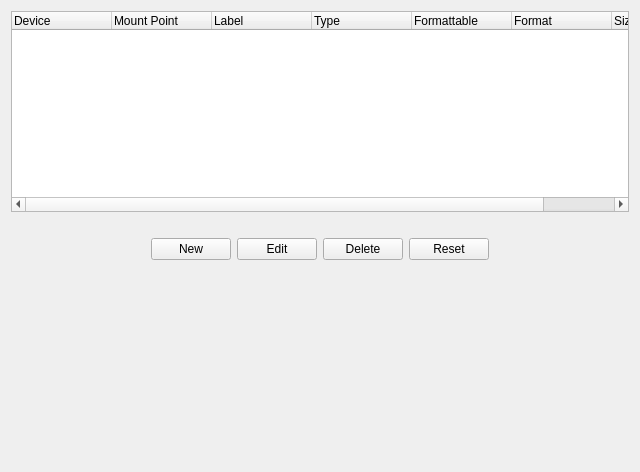
Qt form branches/yali/yali-proximate/yali/gui/Ui/manualpartwidget.ui (pars-linux/uludag) before a commit.
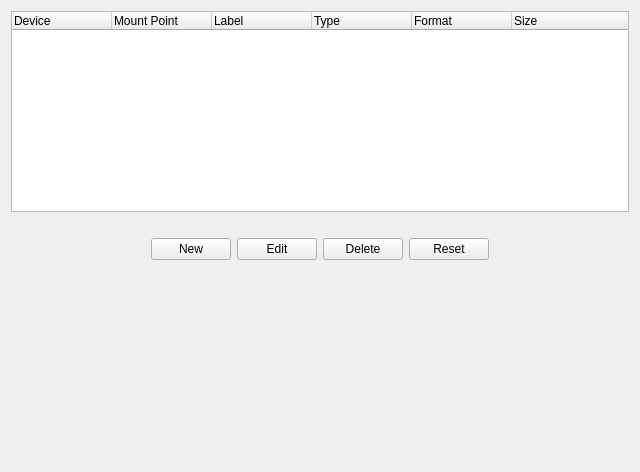
The same form after that commit.

The edit to the form file:
```diff
--- a/branches/yali/yali-proximate/yali/gui/Ui/manualpartwidget.ui
+++ b/branches/yali/yali-proximate/yali/gui/Ui/manualpartwidget.ui
@@ -38,11 +38,6 @@
          <string>Type</string>
         </property>
        </column>
-       <column>
-        <property name="text">
-         <string>Formattable</string>
-        </property>
-       </column>
        <column>
         <property name="text">
          <string>Format</string>
```
